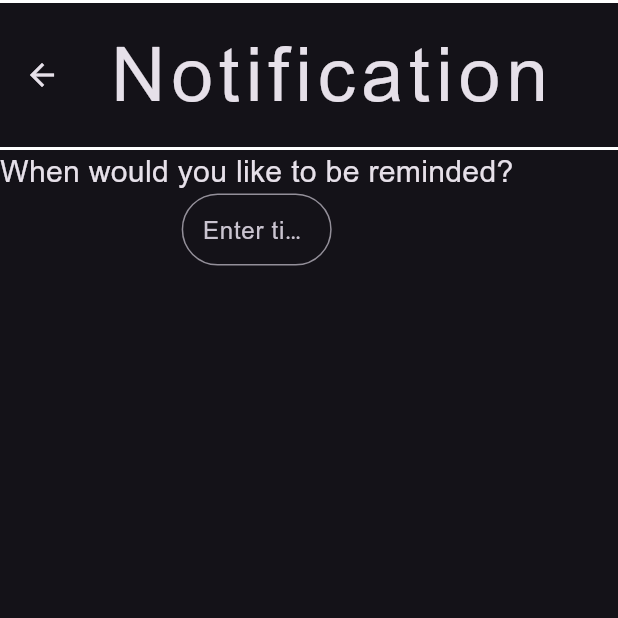
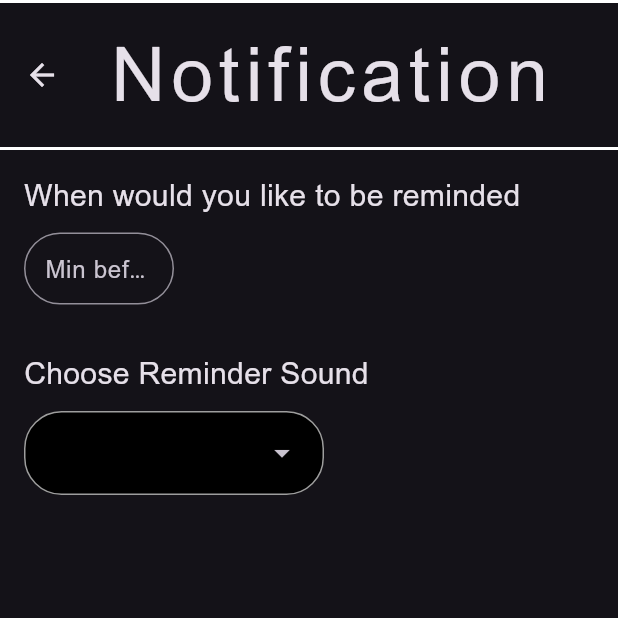
Before and after one commit to fabianStro/GitHubFolder, a Flutter app: the StartScreenWidget screen opened by its route, after a tap on the "search" icon, after a tap on the "notifications" icon, on a phone screen of 412 x 824 dp, the top half of it. Run offline on Flutter 3.47's test engine with Material 3 defaults, Android fonts, the phone set to English and light mode, and no system bars.

Commit message:
upsate: login, startScreen, notfocation, broadcastDetail, .yaml new: sounds (bFrog.mp3)

```diff
--- a/Flutter/flutter_application_one/lib/broadcastDetail.dart
+++ b/Flutter/flutter_application_one/lib/broadcastDetail.dart
@@ -46,6 +46,10 @@ class _DetailWidgetState extends State<DetailWidget> {
                         ), // IconButton
                         IconButton(
                           onPressed: () {},
+                          icon: Icon(Icons.bookmark_border_outlined, color: Colors.white, size: 35),
+                        ),
+                        IconButton(
+                          onPressed: () {},
                           icon: Icon(Icons.star_border_outlined, color: Colors.white, size: 35),
                         ), // IconButton
                       ], // children
--- a/Flutter/flutter_application_one/lib/login.dart
+++ b/Flutter/flutter_application_one/lib/login.dart
@@ -103,7 +103,7 @@ class _LoginWidgetState extends State<LoginWidget> {
                     onPressed: () {
                       _loginCheck(context);
                     },
-                    child: Text('Login', style: _buttonTextStyle), // Text
+                    child: Text('Login', style: _buttonTextStyle),
                   ), // ElevatedButtton
                 ), // SizedBox
                 SizedBox(height: 15.0),
--- a/Flutter/flutter_application_one/lib/notification.dart
+++ b/Flutter/flutter_application_one/lib/notification.dart
@@ -8,6 +8,8 @@ class NotificationWidget extends StatefulWidget {
 }
 
 class _NotificationWidgetState extends State<NotificationWidget> {
+  //String selectedValue = 'Option 1';
+
   @override
   Widget build(BuildContext context) {
     return SafeArea(
@@ -21,22 +23,82 @@ class _NotificationWidgetState extends State<NotificationWidget> {
           centerTitle: true,
           title: Text('Notification', style: TextStyle(fontSize: 50.0, letterSpacing: 4.0, fontFamily: 'Arial')),
         ), // AppBar
-        body: Column(
-          //mainAxisAlignment: MainAxisAlignment.center,
+        body: Padding(
+          padding: const EdgeInsets.only(top: 16.0, left: 16.0),
+          child: Column(
+            mainAxisAlignment: MainAxisAlignment.start,
+            crossAxisAlignment: CrossAxisAlignment.start,
             children: [
-            Text('When would you like to be reminded?', style: TextStyle(fontSize: 20.0, fontFamily: 'Arial')),
+              Text('When would you like to be reminded', style: TextStyle(fontSize: 20.0, fontFamily: 'Arial')),
+              SizedBox(height: 10.0),
               SizedBox(
+                height: 50.0,
                 width: 100.0,
                 child: TextField(
                   obscureText: false,
                   decoration: InputDecoration(
                     contentPadding: EdgeInsets.all(10.0),
                     border: OutlineInputBorder(borderRadius: BorderRadius.circular(25.0)),
-                  labelText: 'Enter time',
+                    labelText: 'Min before',
                   ), // InputDecoration
                 ), // TextField
               ), // SizedBox
+              SizedBox(height: 30.0),
+              Text('Choose Reminder Sound', style: TextStyle(fontSize: 20.0, fontFamily: 'Arial')),
+              SizedBox(height: 10.0),
+              DropdownMenu<String>(
+                width: 200,
+                menuStyle: MenuStyle(
+                  backgroundColor: WidgetStatePropertyAll(Colors.black),
+                  shape: WidgetStatePropertyAll(
+                    RoundedRectangleBorder(
+                      borderRadius: BorderRadius.circular(25), // Dropdown rund
+                    ),
+                  ),
+                ),
+                inputDecorationTheme: InputDecorationTheme(
+                  filled: true,
+                  fillColor: Colors.black,
+                  border: OutlineInputBorder(
+                    borderRadius: BorderRadius.circular(25), // Feld rund
+                    borderSide: BorderSide(color: Colors.grey),
+                  ),
+                  enabledBorder: OutlineInputBorder(
+                    borderRadius: BorderRadius.circular(25),
+                    borderSide: BorderSide(color: Colors.grey),
+                  ),
+                  focusedBorder: OutlineInputBorder(
+                    borderRadius: BorderRadius.circular(25),
+                    borderSide: BorderSide(color: Colors.blue, width: 2),
+                  ),
+                ),
+                dropdownMenuEntries: const [
+                  DropdownMenuEntry(value: "blob", label: "Blob"),
+                  DropdownMenuEntry(value: "swoosh", label: "Swoosh"),
+                  DropdownMenuEntry(value: "crystal", label: "Crystal"),
+                  DropdownMenuEntry(value: "bFrog", label: "Bull Frog"),
+                  DropdownMenuEntry(value: "digital", label: "Digital"),
                 ],
+              ),
+
+              /*  DropdownMenu<String>(
+                //menuHeight: 16.0,
+                initialSelection: selectedValue,
+                onSelected: (value) {
+                  setState(() {
+                    selectedValue = value!;
+                  });
+                },
+                dropdownMenuEntries: const [
+                  DropdownMenuEntry(value: "Option 1", label: "Blob"),
+                  DropdownMenuEntry(value: "Option 2", label: "Crystal"),
+                  DropdownMenuEntry(value: "Option 3", label: "Guitar"),
+                  DropdownMenuEntry(value: "Option 4", label: "Bull Frog"),
+                  DropdownMenuEntry(value: "Option 5", label: "Digital"),
+                ],
+              ), */
+            ],
+          ),
         ), // Column
       ), // Scaffold
     ); // SafeArea
--- a/Flutter/flutter_application_one/lib/startScreen.dart
+++ b/Flutter/flutter_application_one/lib/startScreen.dart
@@ -59,6 +59,7 @@ class _StartScreenWidgetState extends State<StartScreenWidget> {
               labelStyle: TextStyle(fontSize: 16.0, fontWeight: FontWeight.bold),
               indicatorPadding: EdgeInsets.only(left: -15.0, right: -15.0),
               indicator: BoxDecoration(
+                color: Colors.black,
                 borderRadius: BorderRadius.only(topRight: Radius.circular(10), topLeft: Radius.circular(10)),
                 border: Border(
                   left: BorderSide(color: Colors.white),
@@ -67,9 +68,14 @@ class _StartScreenWidgetState extends State<StartScreenWidget> {
                 ), // Border
               ), // BoxDecoration
               tabs: [
+                /*  Container(
+                  padding: const EdgeInsets.symmetric(horizontal: 10.0),
+                  decoration: BoxDecoration(color: Colors.pink),
+                  child: Tab(text: 'All Anime'),
+                ), */
                 Tab(text: 'All Anime'),
-                Tab(text: 'My Anime'),
-                Tab(text: 'Fav Anime'),
+                Tab(text: 'My Anime', icon: Icon(Icons.bookmark_border_outlined)),
+                Tab(text: 'Fav Anime', icon: Icon(Icons.star_border_outlined)),
               ],
             ), // TabBar
             actions: [
--- a/Flutter/flutter_application_one/pubspec.yaml
+++ b/Flutter/flutter_application_one/pubspec.yaml
@@ -18,7 +18,6 @@ dev_dependencies:
 
 flutter:
   uses-material-design: true
- # assets:
 
   fonts:
   - family: Audiowide
@@ -45,3 +44,8 @@ flutter:
       - assets/images/broadcastImages/CallOfTheNight_logo.png
       - assets/images/broadcastImages/Shinchou_Yuusha_logo.png
       - assets/images/profile2.png
+      # - assets/sounds/blob.mp3
+      # - assets/sounds/swoosh.mp3
+      # - assets/sounds/crystal.mp3
+      - assets/sounds/bFrog.mp3
+      # - assets/sounds/digital.mp3
```
Also changed, not shown: 3 other files. Lines whose indentation alone changed are shown as unchanged.
